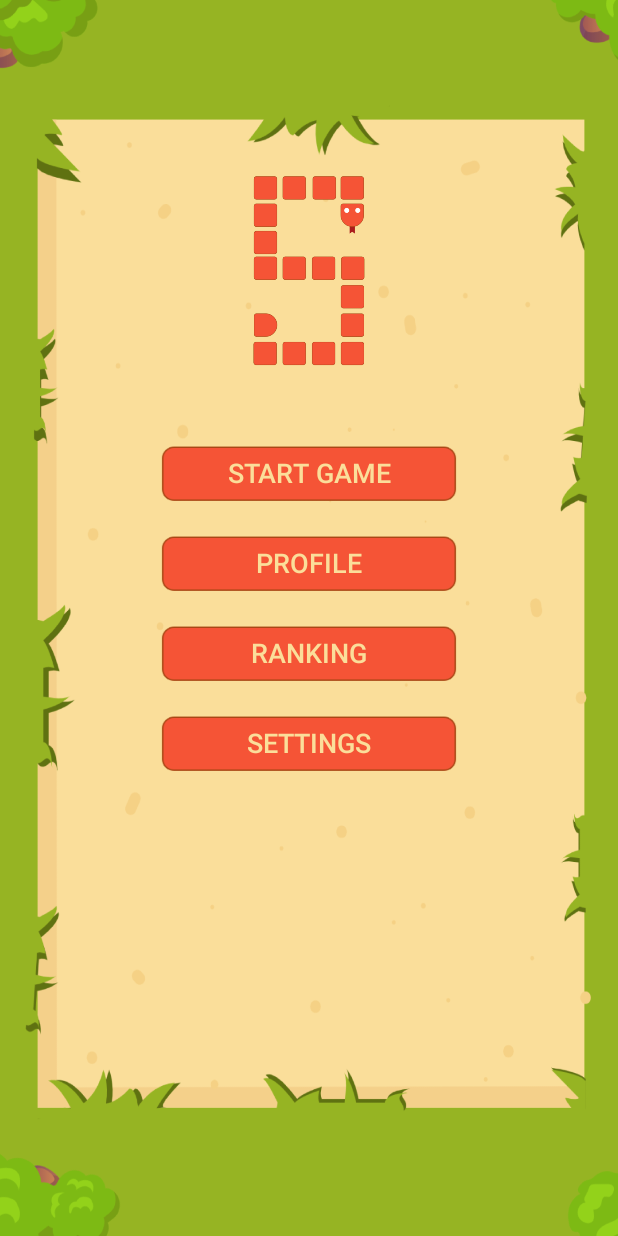
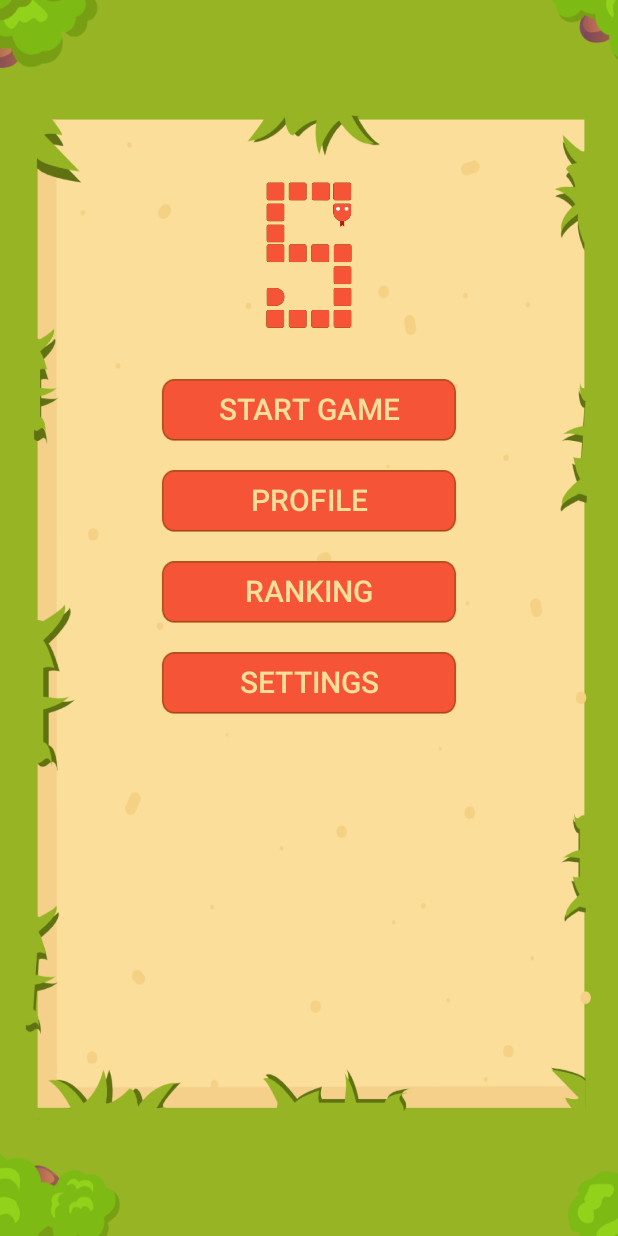
Before and after one commit to Alex-git-code/Snake, an Android app: the screen it shows after launch (MainActivity), on a phone screen of 412 x 824 dp. Run offline under Robolectric (Android 15) with nearby library versions, the phone set to English and light mode, and no system bars.

Commit message:
Create New Player account if not exist, if exist get data from database. Plus added layout design responsive for the game menu

```diff
--- a/app/src/main/AndroidManifest.xml
+++ b/app/src/main/AndroidManifest.xml
@@ -1,7 +1,7 @@
 <?xml version="1.0" encoding="utf-8"?>
 <manifest xmlns:android="http://schemas.android.com/apk/res/android"
     package="org.alexcode.snake">
-
+    <uses-permission android:name="android.permission.INTERNET" />
     <application
         android:allowBackup="true"
         android:icon="@mipmap/icon"
--- /dev/null
+++ b/app/src/main/java/org/alexcode/snake/ApiClient.java
@@ -0,0 +1,16 @@
+package org.alexcode.snake;
+
+import retrofit2.Retrofit;
+import retrofit2.converter.gson.GsonConverterFactory;
+
+public class ApiClient {
+    private static final String BASE_URL = "https://upgreat.ro/";
+    private static Retrofit retrofit = null;
+
+    public static Retrofit getApiClient() {
+        if(retrofit == null) {
+            retrofit = new Retrofit.Builder().baseUrl(BASE_URL).addConverterFactory(GsonConverterFactory.create()).build();
+        }
+        return retrofit;
+    }
+}
--- /dev/null
+++ b/app/src/main/java/org/alexcode/snake/ApiInterface.java
@@ -0,0 +1,16 @@
+package org.alexcode.snake;
+
+import retrofit2.Call;
+import retrofit2.http.Field;
+import retrofit2.http.FormUrlEncoded;
+import retrofit2.http.POST;
+
+public interface ApiInterface {
+    @FormUrlEncoded
+    @POST("snake_new_player.php")
+    Call<ApiResponse> createNewPlayer(@Field("name") String userName);
+
+    @FormUrlEncoded
+    @POST("snake_get_player_data.php")
+    Call<ApiResponse> getPlayerData(@Field("name") String userName);
+}
--- /dev/null
+++ b/app/src/main/java/org/alexcode/snake/ApiResponse.java
@@ -0,0 +1,36 @@
+package org.alexcode.snake;
+
+import com.google.gson.annotations.SerializedName;
+
+public class ApiResponse {
+    @SerializedName("status")
+    private String status;
+    @SerializedName("result_code")
+    private int resultCode;
+    @SerializedName("name")
+    private String name;
+    @SerializedName("hi_score")
+    private int hiScore;
+    @SerializedName("games_played")
+    private int games_played;
+
+    public String getStatus() {
+        return status;
+    }
+
+    public int getResultCode() {
+        return resultCode;
+    }
+
+    public String getName() {
+        return name;
+    }
+
+    public int getHiScore() {
+        return hiScore;
+    }
+
+    public int getGames_played() {
+        return games_played;
+    }
+}
--- a/app/src/main/java/org/alexcode/snake/MainActivity.java
+++ b/app/src/main/java/org/alexcode/snake/MainActivity.java
@@ -2,17 +2,27 @@ package org.alexcode.snake;
 
 import androidx.appcompat.app.AppCompatActivity;
 
+import android.content.Intent;
 import android.os.Bundle;
 import android.widget.Button;
+import android.widget.Toast;
+
+import retrofit2.Call;
+import retrofit2.Callback;
+import retrofit2.Response;
 
 public class MainActivity extends AppCompatActivity {
     private Button startGame, profile, ranking, settings;
-
+    private String playerName, volume, language, gameMode;
+    private int gamesPlayed, hiScore;
+    private PlayerPreferences playerPreferences;
     @Override
     protected void onCreate(Bundle savedInstanceState) {
         super.onCreate(savedInstanceState);
         setContentView(R.layout.activity_main);
+        playerPreferences =  new PlayerPreferences(this);
         initGameMenu();
+        initPlayerData();
     }
 
     private void initGameMenu() {
@@ -21,4 +31,85 @@ public class MainActivity extends AppCompatActivity {
         ranking = findViewById(R.id.btnPlayerRank);
         settings = findViewById(R.id.btnPlayerSettings);
     }
+
+    private void initPlayerData() {
+        playerName = playerPreferences.getPlayerName();
+        gamesPlayed =  playerPreferences.getGamesPlayed();
+        hiScore = playerPreferences.getHiScore();
+        volume = playerPreferences.getVolume();
+        language = playerPreferences.getGameLanguage();
+        gameMode = playerPreferences.getGameMode();
+        if(playerName.equals("Player0")) {
+            createNewPlayer();
+            PlayerPreferences.savePlayerData(playerName, gamesPlayed, hiScore, volume, language, gameMode);
+        } else {
+            getPlayerData();
+            PlayerPreferences.savePlayerData(playerName, gamesPlayed, hiScore, volume, language, gameMode);
+        }
+    }
+
+    private void createNewPlayer() {
+        Call<ApiResponse> call = ApiClient.getApiClient().create(ApiInterface.class).createNewPlayer(playerName);
+        call.enqueue(new Callback<ApiResponse>() {
+            @Override
+            public void onResponse(Call<ApiResponse> call, Response<ApiResponse> response) {
+                if(response.code() == 200) {
+                    if(response.body().getStatus().equals("ok")) {
+                        if(response.body().getResultCode() == 1) {
+                            playerName  =  response.body().getName();
+                            Toast.makeText(MainActivity.this, "New account created", Toast.LENGTH_SHORT).show();
+                        }
+                    } else {
+                        if (response.body().getResultCode() == 2) {
+                            Toast.makeText(MainActivity.this, "Cannot create new account", Toast.LENGTH_SHORT).show();
+                        } else if (response.body().getResultCode() == 3) {
+                            Toast.makeText(MainActivity.this, "The users table is empty", Toast.LENGTH_SHORT).show();
+                        } else if (response.body().getResultCode() == 4) {
+                            Toast.makeText(MainActivity.this, "SQL query error", Toast.LENGTH_SHORT).show();
+                        }
+                    }
+                } else {
+                    Toast.makeText(MainActivity.this, "Cannot connect to database. Please check the internet connection and open de game again", Toast.LENGTH_SHORT).show();
+                }
+            }
+
+            @Override
+            public void onFailure(Call<ApiResponse> call, Throwable t) {
+
+            }
+        });
+    }
+
+    private void getPlayerData() {
+        Call<ApiResponse> call = ApiClient.getApiClient().create(ApiInterface.class).getPlayerData(playerName);
+        call.enqueue(new Callback<ApiResponse>() {
+            @Override
+            public void onResponse(Call<ApiResponse> call, Response<ApiResponse> response) {
+                if(response.code() == 200) {
+                    if(response.body().getStatus().equals("ok")) {
+                        if(response.body().getResultCode() == 1) {
+                            gamesPlayed = response.body().getGames_played();
+                            hiScore =  response.body().getHiScore();
+                            Toast.makeText(MainActivity.this, "Player data loaded", Toast.LENGTH_SHORT).show();
+                        }
+                    } else {
+                        if (response.body().getResultCode() == 2) {
+                            Toast.makeText(MainActivity.this, "Cannot load player data", Toast.LENGTH_SHORT).show();
+                        } else if (response.body().getResultCode() == 3) {
+                            Toast.makeText(MainActivity.this, "The players table is empty", Toast.LENGTH_SHORT).show();
+                        } else if (response.body().getResultCode() == 4) {
+                            Toast.makeText(MainActivity.this, "SQL query error", Toast.LENGTH_SHORT).show();
+                        }
+                    }
+                } else {
+                    Toast.makeText(MainActivity.this, "Cannot connect to database. Please check the internet connection and open de game again", Toast.LENGTH_SHORT).show();
+                }
+            }
+
+            @Override
+            public void onFailure(Call<ApiResponse> call, Throwable t) {
+
+            }
+        });
+    }
 }
--- /dev/null
+++ b/app/src/main/java/org/alexcode/snake/PlayerPreferences.java
@@ -0,0 +1,56 @@
+package org.alexcode.snake;
+
+import android.content.Context;
+import android.content.SharedPreferences;
+
+
+public class PlayerPreferences {
+
+    private static final String PLAYER_PREFERENCE = "org.alexcode.snake";
+    private static final String PLAYER_NAME = "pref_player_name";
+    private static final int GAMES_PLAYED = 0;
+    private static final int HI_SCORE = 0;
+    private static final String VOLUME_CONTROL = "pref_volume_control"; //will be used to activate or mute sounds
+    private static final String GAME_LANGUAGE = "pref_game_lang"; //will be used to set the language of the game
+    private static final String GAME_MODE = "pref_game_mode"; //will be used to play online or offline
+    private static SharedPreferences sharedPreferences;
+
+    public PlayerPreferences(Context context) {
+        sharedPreferences = context.getSharedPreferences(PLAYER_PREFERENCE, Context.MODE_PRIVATE);
+    }
+
+    public static void savePlayerData(String playerName, int gamesPlayed, int hiScore, String volume, String language, String gameMode) {
+        SharedPreferences.Editor editor = sharedPreferences.edit();
+        editor.putString(PLAYER_NAME, playerName);
+        editor.putInt(String.valueOf(GAMES_PLAYED), gamesPlayed);
+        editor.putInt(String.valueOf(HI_SCORE), hiScore);
+        editor.putString(VOLUME_CONTROL, volume);
+        editor.putString(GAME_LANGUAGE, language);
+        editor.putString(GAME_MODE, gameMode);
+        editor.apply();
+    }
+
+    public static String getPlayerName() {
+        return sharedPreferences.getString(PLAYER_NAME, "Player0");
+    }
+
+    public static int getGamesPlayed() {
+        return sharedPreferences.getInt("GAMES_PLAYED", 0);
+    }
+
+    public static int getHiScore() {
+        return sharedPreferences.getInt("HI_SCORE", 0);
+    }
+
+    public static String getVolume() {
+        return sharedPreferences.getString(VOLUME_CONTROL, "On");
+    }
+
+    public static String getGameLanguage() {
+        return sharedPreferences.getString(GAME_LANGUAGE, "English");
+    }
+
+    public static String getGameMode() {
+        return sharedPreferences.getString(GAME_MODE, "Online");
+    }
+}
--- /dev/null
+++ b/app/src/main/res/layout-large/activity_main.xml
@@ -0,0 +1,74 @@
+<?xml version="1.0" encoding="utf-8"?>
+<RelativeLayout xmlns:android="http://schemas.android.com/apk/res/android"
+    xmlns:app="http://schemas.android.com/apk/res-auto"
+    android:id="@+id/game_menu"
+    android:layout_width="match_parent"
+    android:layout_height="match_parent"
+    android:background="@mipmap/background">
+
+    <ImageView
+        android:id="@+id/imgLogoSnake"
+        android:layout_width="300dp"
+        android:layout_height="170dp"
+        android:layout_alignParentTop="true"
+        android:layout_centerHorizontal="true"
+        android:layout_marginTop="140dp"
+        app:srcCompat="@mipmap/logo"
+        android:contentDescription="@string/game_logo" />
+
+    <Button
+        android:id="@+id/btnStartGame"
+        android:layout_width="280dp"
+        android:layout_height="50dp"
+        android:layout_centerHorizontal="true"
+        android:layout_marginTop="50dp"
+        android:fontFamily="sans-serif-medium"
+        android:text="@string/start_game"
+        android:textSize="26sp"
+        android:background="@mipmap/button"
+        android:textColor="@color/colorYellow"
+        android:layout_below="@id/imgLogoSnake"
+        />
+    <Button
+        android:id="@+id/btnPlayerProfile"
+        android:layout_width="280dp"
+        android:layout_height="50dp"
+        android:layout_centerHorizontal="true"
+        android:layout_marginTop="30dp"
+        android:fontFamily="sans-serif-medium"
+        android:text="@string/profile"
+        android:textSize="26sp"
+        android:background="@mipmap/button"
+        android:textColor="@color/colorYellow"
+        android:layout_below="@id/btnStartGame"
+        />
+
+    <Button
+        android:id="@+id/btnPlayerRank"
+        android:layout_width="280dp"
+        android:layout_height="50dp"
+        android:layout_centerHorizontal="true"
+        android:layout_marginTop="30dp"
+        android:fontFamily="sans-serif-medium"
+        android:text="@string/ranking"
+        android:textSize="26sp"
+        android:background="@mipmap/button"
+        android:textColor="@color/colorYellow"
+        android:layout_below="@id/btnPlayerProfile"
+        />
+
+    <Button
+        android:id="@+id/btnPlayerSettings"
+        android:layout_width="280dp"
+        android:layout_height="50dp"
+        android:layout_centerHorizontal="true"
+        android:layout_marginTop="30dp"
+        android:fontFamily="sans-serif-medium"
+        android:text="@string/settings"
+        android:textSize="26sp"
+        android:background="@mipmap/button"
+        android:textColor="@color/colorYellow"
+        android:layout_below="@id/btnPlayerRank"
+        />
+
+</RelativeLayout>
--- /dev/null
+++ b/app/src/main/res/layout-normal/activity_main.xml
@@ -0,0 +1,74 @@
+<?xml version="1.0" encoding="utf-8"?>
+<RelativeLayout xmlns:android="http://schemas.android.com/apk/res/android"
+    xmlns:app="http://schemas.android.com/apk/res-auto"
+    android:id="@+id/game_menu"
+    android:layout_width="match_parent"
+    android:layout_height="match_parent"
+    android:background="@mipmap/background">
+
+    <ImageView
+        android:id="@+id/imgLogoSnake"
+        android:layout_width="200dp"
+        android:layout_height="100dp"
+        android:layout_alignParentTop="true"
+        android:layout_centerHorizontal="true"
+        android:layout_marginTop="120dp"
+        app:srcCompat="@mipmap/logo"
+        android:contentDescription="@string/game_logo" />
+
+    <Button
+        android:id="@+id/btnStartGame"
+        android:layout_width="200dp"
+        android:layout_height="45dp"
+        android:layout_centerHorizontal="true"
+        android:layout_marginTop="30dp"
+        android:fontFamily="sans-serif-medium"
+        android:text="@string/start_game"
+        android:textSize="20sp"
+        android:background="@mipmap/button"
+        android:textColor="@color/colorYellow"
+        android:layout_below="@id/imgLogoSnake"
+        />
+    <Button
+        android:id="@+id/btnPlayerProfile"
+        android:layout_width="200dp"
+        android:layout_height="45dp"
+        android:layout_centerHorizontal="true"
+        android:layout_marginTop="15dp"
+        android:fontFamily="sans-serif-medium"
+        android:text="@string/profile"
+        android:textSize="20sp"
+        android:background="@mipmap/button"
+        android:textColor="@color/colorYellow"
+        android:layout_below="@id/btnStartGame"
+        />
+
+    <Button
+        android:id="@+id/btnPlayerRank"
+        android:layout_width="200dp"
+        android:layout_height="45dp"
+        android:layout_centerHorizontal="true"
+        android:layout_marginTop="15dp"
+        android:fontFamily="sans-serif-medium"
+        android:text="@string/ranking"
+        android:textSize="20sp"
+        android:background="@mipmap/button"
+        android:textColor="@color/colorYellow"
+        android:layout_below="@id/btnPlayerProfile"
+        />
+
+    <Button
+        android:id="@+id/btnPlayerSettings"
+        android:layout_width="200dp"
+        android:layout_height="45dp"
+        android:layout_centerHorizontal="true"
+        android:layout_marginTop="15dp"
+        android:fontFamily="sans-serif-medium"
+        android:text="@string/settings"
+        android:textSize="20sp"
+        android:background="@mipmap/button"
+        android:textColor="@color/colorYellow"
+        android:layout_below="@id/btnPlayerRank"
+        />
+
+</RelativeLayout>
--- /dev/null
+++ b/app/src/main/res/layout-small/activity_main.xml
@@ -0,0 +1,74 @@
+<?xml version="1.0" encoding="utf-8"?>
+<RelativeLayout xmlns:android="http://schemas.android.com/apk/res/android"
+    xmlns:app="http://schemas.android.com/apk/res-auto"
+    android:id="@+id/game_menu"
+    android:layout_width="match_parent"
+    android:layout_height="match_parent"
+    android:background="@mipmap/background">
+
+    <ImageView
+        android:id="@+id/imgLogoSnake"
+        android:layout_width="200dp"
+        android:layout_height="40dp"
+        android:layout_alignParentTop="true"
+        android:layout_centerHorizontal="true"
+        android:layout_marginTop="30dp"
+        app:srcCompat="@mipmap/logo"
+        android:contentDescription="@string/game_logo" />
+
+    <Button
+        android:id="@+id/btnStartGame"
+        android:layout_width="100dp"
+        android:layout_height="15dp"
+        android:layout_centerHorizontal="true"
+        android:layout_marginTop="10dp"
+        android:fontFamily="sans-serif-medium"
+        android:text="@string/start_game"
+        android:textSize="10sp"
+        android:background="@mipmap/button"
+        android:textColor="@color/colorYellow"
+        android:layout_below="@id/imgLogoSnake"
+        />
+    <Button
+        android:id="@+id/btnPlayerProfile"
+        android:layout_width="100dp"
+        android:layout_height="15dp"
+        android:layout_centerHorizontal="true"
+        android:layout_marginTop="5dp"
+        android:fontFamily="sans-serif-medium"
+        android:text="@string/profile"
+        android:textSize="10sp"
+        android:background="@mipmap/button"
+        android:textColor="@color/colorYellow"
+        android:layout_below="@id/btnStartGame"
+        />
+
+    <Button
+        android:id="@+id/btnPlayerRank"
+        android:layout_width="100dp"
+        android:layout_height="15dp"
+        android:layout_centerHorizontal="true"
+        android:layout_marginTop="5dp"
+        android:fontFamily="sans-serif-medium"
+        android:text="@string/ranking"
+        android:textSize="10sp"
+        android:background="@mipmap/button"
+        android:textColor="@color/colorYellow"
+        android:layout_below="@id/btnPlayerProfile"
+        />
+
+    <Button
+        android:id="@+id/btnPlayerSettings"
+        android:layout_width="100dp"
+        android:layout_height="15dp"
+        android:layout_centerHorizontal="true"
+        android:layout_marginTop="5dp"
+        android:fontFamily="sans-serif-medium"
+        android:text="@string/settings"
+        android:textSize="10sp"
+        android:background="@mipmap/button"
+        android:textColor="@color/colorYellow"
+        android:layout_below="@id/btnPlayerRank"
+        />
+
+</RelativeLayout>
--- /dev/null
+++ b/app/src/main/res/xml/backup_descriptor.xml
@@ -0,0 +1,4 @@
+<?xml version="1.0" encoding="utf-8"?>
+<full-backup-content>
+    <!-- Exclude specific shared preferences that contain GCM registration Id -->
+</full-backup-content>
```
Also changed, not shown: app/build.gradle (+7 -1 lines).
